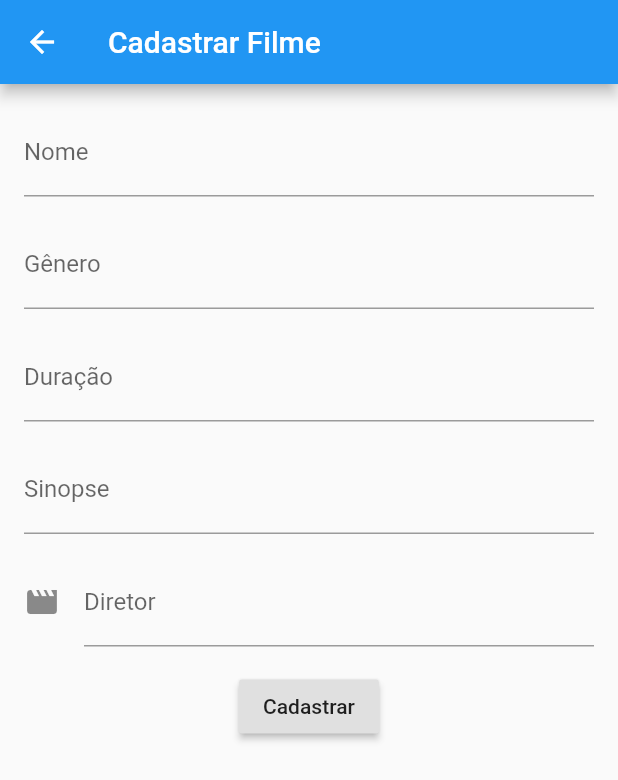
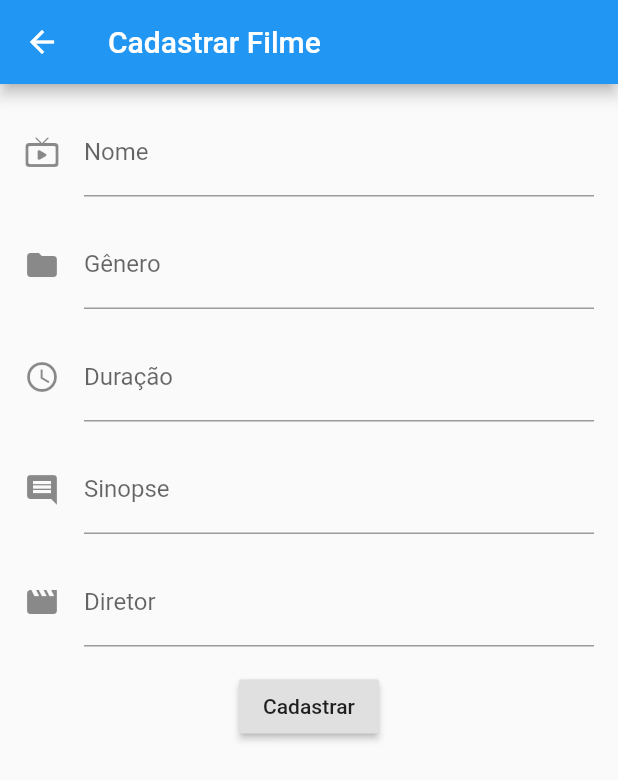
Before and after one commit to LuanLeiteLeao/trabalho-programacao4-mobile, a Flutter app: the Cadastro screen opened directly, on a phone screen of 412 x 824 dp. Shown: the top 780 px of the screen. Run offline on Flutter 3.47's test engine with Material 2 defaults, Android fonts, the phone set to English and light mode, and no system bars.

Commit message:
cadastro

```diff
--- a/lib/cadastro.dart
+++ b/lib/cadastro.dart
@@ -32,13 +32,13 @@ class Cadastro extends StatefulWidget {
             children: <Widget>[
               TextField(
                 controller: _controladorNome,
-                decoration: InputDecoration(labelText: 'Nome'),
+                decoration: InputDecoration(icon:Icon(Icons.live_tv_rounded), labelText: 'Nome'),
               ),
               Padding(
                 padding: const EdgeInsets.only(top: 16.0),
                 child: TextField(
                   controller: _controladorGenero,
-                  decoration: InputDecoration(labelText: 'Gênero'),
+                  decoration: InputDecoration(icon:Icon(Icons.folder),labelText: 'Gênero'),
                   keyboardType: TextInputType.number,
                 ),
               ),
@@ -46,7 +46,7 @@ class Cadastro extends StatefulWidget {
                 padding: const EdgeInsets.only(top: 16.0),
                 child: TextField(
                   controller: _controladorDuracao,
-                  decoration: InputDecoration(labelText: 'Duração'),
+                  decoration: InputDecoration( icon: Icon(Icons.schedule),labelText: 'Duração'),
                   keyboardType: TextInputType.number,
 
                 ),
@@ -55,7 +55,7 @@ class Cadastro extends StatefulWidget {
                 padding: const EdgeInsets.only(top: 16.0),
                 child: TextField(
                   controller: _controladorSinopse,
-                  decoration: InputDecoration(labelText: 'Sinopse'),
+                  decoration: InputDecoration(icon:Icon(Icons.comment),labelText: 'Sinopse'),
                   maxLines: null,
                   keyboardType: TextInputType.multiline
                 ),
```
Also changed, not shown: lib/main.dart (line endings or trailing spaces), lib/model.dart (line endings or trailing spaces).
